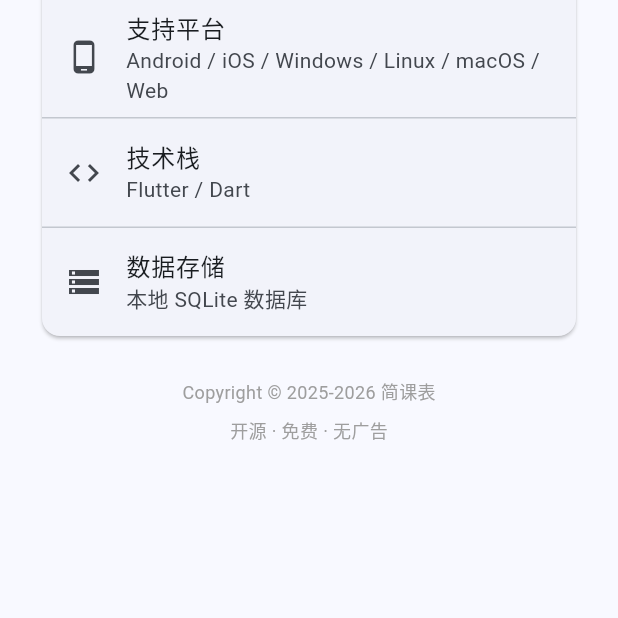
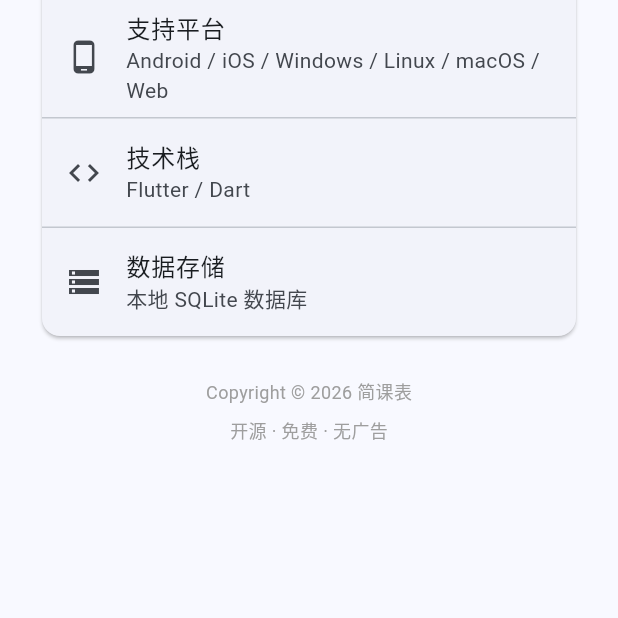
Before and after one commit to Yuwen-1577/jian-schedule, a Flutter app: the AboutPage screen opened directly, on a phone screen of 412 x 824 dp, the part 618-1236 px from its top. Run offline on Flutter 3.47's test engine with Material 3 defaults, Android fonts, the phone set to English and light mode, and no system bars; our stand-ins replace file_picker, flutter_colorpicker, flutter_local_notifications, package_info_plus, shared_preferences, sqflite and 1 more; missing offline and left inert: excel, home_widget; accounts and stored records are empty.

Commit message:
fix: 修正版权年份和更新日志日期为 2026
项目始于 2026-04-30，所有日期统一修正。

```diff
--- a/lib/pages/about_page.dart
+++ b/lib/pages/about_page.dart
@@ -111,7 +111,7 @@ class AboutPage extends StatelessWidget {
               // 版权信息
               Center(
                 child: Text(
-                  'Copyright © 2025-2026 简课表',
+                  'Copyright © 2026 简课表',
                   style: TextStyle(
                     fontSize: 12,
                     color: isDark ? Colors.grey[500] : Colors.grey[500],
```
Also changed, not shown: 1 other file.
